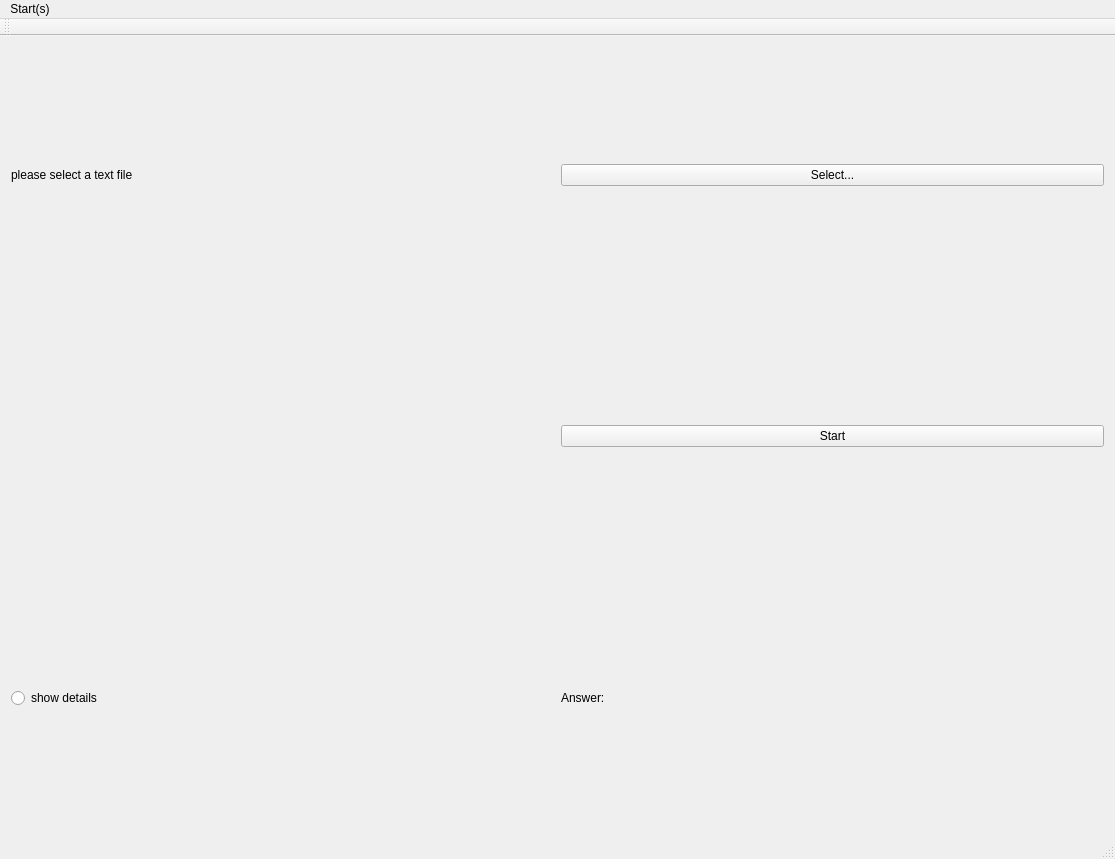
chen3a3y3/Puzzle_solver, file QtAlgorithmX.ui: the form before one commit.
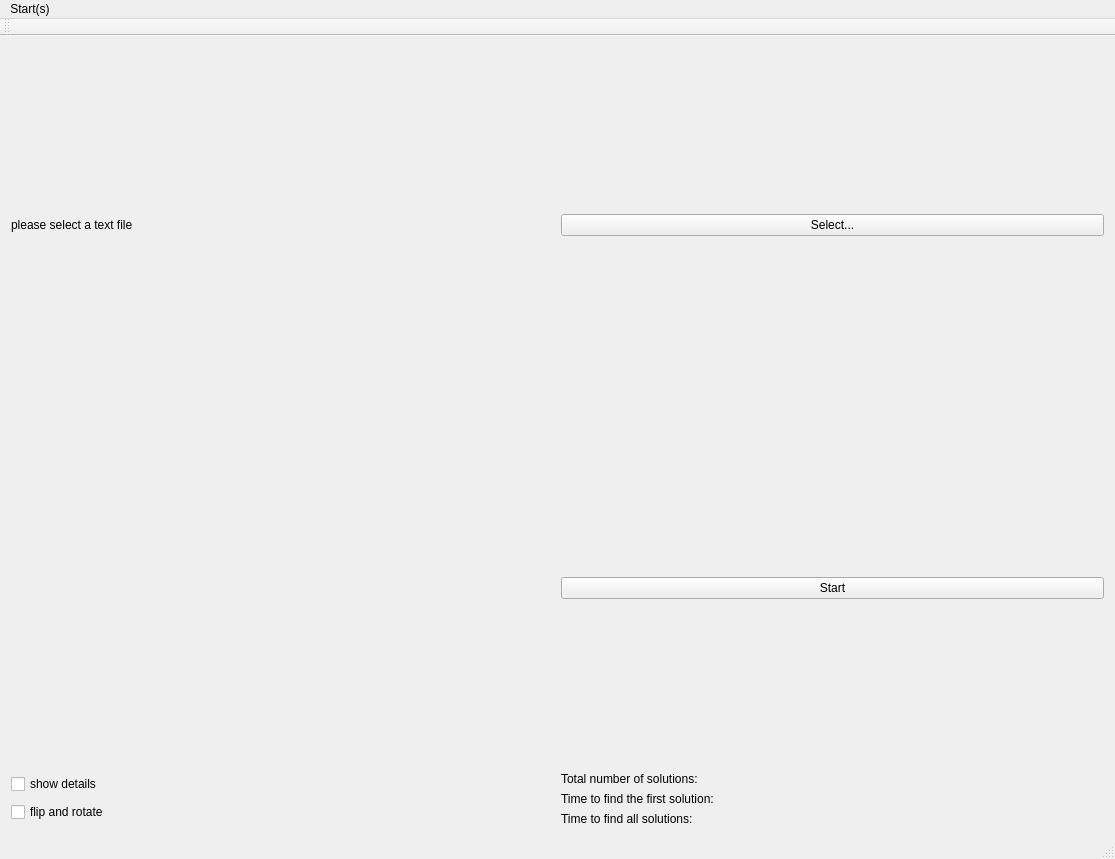
The form after the commit.

Commit message: Add fr button and time indicator

```diff
--- a/QtAlgorithmX.ui
+++ b/QtAlgorithmX.ui
@@ -34,20 +34,6 @@
         </property>
        </widget>
       </item>
-      <item row="2" column="1" alignment="Qt::AlignVCenter">
-       <widget class="QLabel" name="label_2">
-        <property name="text">
-         <string>Answer:</string>
-        </property>
-       </widget>
-      </item>
-      <item row="2" column="0" alignment="Qt::AlignVCenter">
-       <widget class="QRadioButton" name="radioButton">
-        <property name="text">
-         <string>show details</string>
-        </property>
-       </widget>
-      </item>
       <item row="1" column="1" alignment="Qt::AlignVCenter">
        <widget class="QPushButton" name="startButton">
         <property name="text">
@@ -55,6 +41,61 @@
         </property>
        </widget>
       </item>
+      <item row="2" column="0">
+       <layout class="QVBoxLayout" name="verticalLayout_2">
+        <item>
+         <widget class="QCheckBox" name="detailBox">
+          <property name="text">
+           <string>show details</string>
+          </property>
+         </widget>
+        </item>
+        <item>
+         <widget class="QCheckBox" name="frBox">
+          <property name="text">
+           <string>flip and rotate</string>
+          </property>
+         </widget>
+        </item>
+       </layout>
+      </item>
+      <item row="2" column="1">
+       <layout class="QVBoxLayout" name="verticalLayout_3">
+        <item alignment="Qt::AlignVCenter">
+         <widget class="QLabel" name="answerLabel">
+          <property name="sizePolicy">
+           <sizepolicy hsizetype="Preferred" vsizetype="Preferred">
+            <horstretch>0</horstretch>
+            <verstretch>10</verstretch>
+           </sizepolicy>
+          </property>
+          <property name="maximumSize">
+           <size>
+            <width>16777215</width>
+            <height>19</height>
+           </size>
+          </property>
+          <property name="text">
+           <string>Total number of solutions:</string>
+          </property>
+         </widget>
+        </item>
+        <item alignment="Qt::AlignVCenter">
+         <widget class="QLabel" name="t1Label">
+          <property name="text">
+           <string>Time to find the first solution:</string>
+          </property>
+         </widget>
+        </item>
+        <item>
+         <widget class="QLabel" name="t2Label">
+          <property name="text">
+           <string>Time to find all solutions:</string>
+          </property>
+         </widget>
+        </item>
+       </layout>
+      </item>
      </layout>
     </item>
    </layout>
```
Left out of the diff: 4 changed lines with no effect on the pictures. The commit also changes 4 other files.
